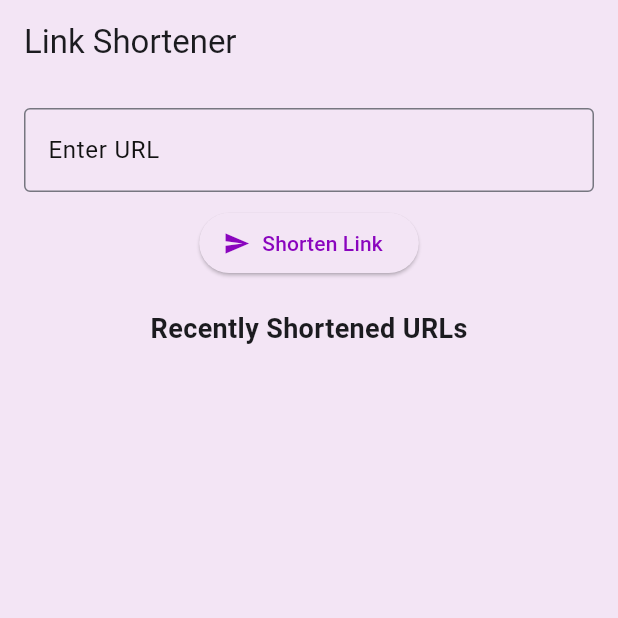
After one commit to zejiran/quicklinker, a Flutter app: the screen it shows after launch, after a tap on "Shorten Link", on a phone screen of 412 x 824 dp, the top half of it. The commit adds this screen. Run offline on Flutter 3.47's test engine with Material 3 defaults, Android fonts, the phone set to English and light mode, and no system bars; our stand-ins replace connectivity, shimmer, sqflite; accounts and stored records are empty.

Commit message:
Refactor: divide main view into multiple subcomponents

```diff
--- /dev/null
+++ b/lib/views/home/components/shimmer_loading.dart
@@ -0,0 +1,70 @@
+import 'package:flutter/material.dart';
+import 'package:shimmer/shimmer.dart';
+
+class ShimmerLoading extends StatelessWidget {
+  final int itemCount;
+  final Color baseColor;
+  final Color highlightColor;
+
+  const ShimmerLoading({
+    super.key,
+    this.itemCount = 6,
+    required this.baseColor,
+    required this.highlightColor,
+  });
+
+  @override
+  Widget build(BuildContext context) {
+    return Shimmer.fromColors(
+      baseColor: baseColor,
+      highlightColor: highlightColor,
+      enabled: true,
+      child: ListView.builder(
+        itemCount: itemCount,
+        itemBuilder: (_, __) => const Padding(
+          padding: EdgeInsets.only(bottom: 8.0),
+          child: PlaceholderLines(count: 3),
+        ),
+      ),
+    );
+  }
+}
+
+class PlaceholderLines extends StatelessWidget {
+  final int count;
+
+  const PlaceholderLines({super.key, this.count = 3});
+
+  @override
+  Widget build(BuildContext context) {
+    List<Widget> widgets = List.generate(
+      count,
+      (index) => Padding(
+        padding: const EdgeInsets.symmetric(vertical: 2.0),
+        child: Container(
+          width: double.infinity,
+          height: 8.0,
+          color: Colors.black,
+        ),
+      ),
+    );
+
+    return Row(
+      crossAxisAlignment: CrossAxisAlignment.start,
+      children: <Widget>[
+        Container(
+          width: 48.0,
+          height: 48.0,
+          color: Colors.black,
+        ),
+        const SizedBox(width: 8.0),
+        Expanded(
+          child: Column(
+            crossAxisAlignment: CrossAxisAlignment.start,
+            children: widgets,
+          ),
+        ),
+      ],
+    );
+  }
+}
--- /dev/null
+++ b/lib/views/home/components/shorten_button.dart
@@ -0,0 +1,16 @@
+import 'package:flutter/material.dart';
+
+class ShortenButton extends StatelessWidget {
+  final VoidCallback onPressed;
+
+  const ShortenButton({super.key, required this.onPressed});
+
+  @override
+  Widget build(BuildContext context) {
+    return ElevatedButton.icon(
+      onPressed: onPressed,
+      icon: const Icon(Icons.send),
+      label: const Text('Shorten Link'),
+    );
+  }
+}
--- /dev/null
+++ b/lib/views/home/components/url_input_field.dart
@@ -0,0 +1,18 @@
+import 'package:flutter/material.dart';
+
+class UrlInputField extends StatelessWidget {
+  final TextEditingController controller;
+
+  const UrlInputField({super.key, required this.controller});
+
+  @override
+  Widget build(BuildContext context) {
+    return TextField(
+      controller: controller,
+      decoration: const InputDecoration(
+        labelText: 'Enter URL',
+        border: OutlineInputBorder(),
+      ),
+    );
+  }
+}
--- /dev/null
+++ b/lib/views/home/components/url_list.dart
@@ -0,0 +1,39 @@
+import 'package:flutter/material.dart';
+import 'package:flutter/services.dart';
+import 'package:quicklinker/models/url_model.dart';
+
+class UrlList extends StatelessWidget {
+  final List<UrlModel> urls;
+
+  const UrlList({super.key, required this.urls});
+
+  @override
+  Widget build(BuildContext context) {
+    return ListView.separated(
+      itemCount: urls.length,
+      separatorBuilder: (context, index) => const Divider(),
+      itemBuilder: (context, index) {
+        UrlModel url = urls[index];
+        return Container(
+          decoration: BoxDecoration(
+            color: Colors.white.withOpacity(0.3),
+            borderRadius: BorderRadius.circular(15),
+          ),
+          child: ListTile(
+            leading: const Icon(Icons.link, size: 25),
+            title: Text(url.originalUrl),
+            subtitle: Text(url.shortUrl),
+            onTap: () {
+              Clipboard.setData(ClipboardData(text: url.shortUrl));
+              ScaffoldMessenger.of(context).showSnackBar(
+                SnackBar(
+                  content: Text('Copied to clipboard: ${url.shortUrl}'),
+                ),
+              );
+            },
+          ),
+        );
+      },
+    );
+  }
+}
```
Also changed, not shown: lib/services/database_service.dart (+9 -5 lines), lib/views/home/home_screen.dart (+10 -97 lines).
